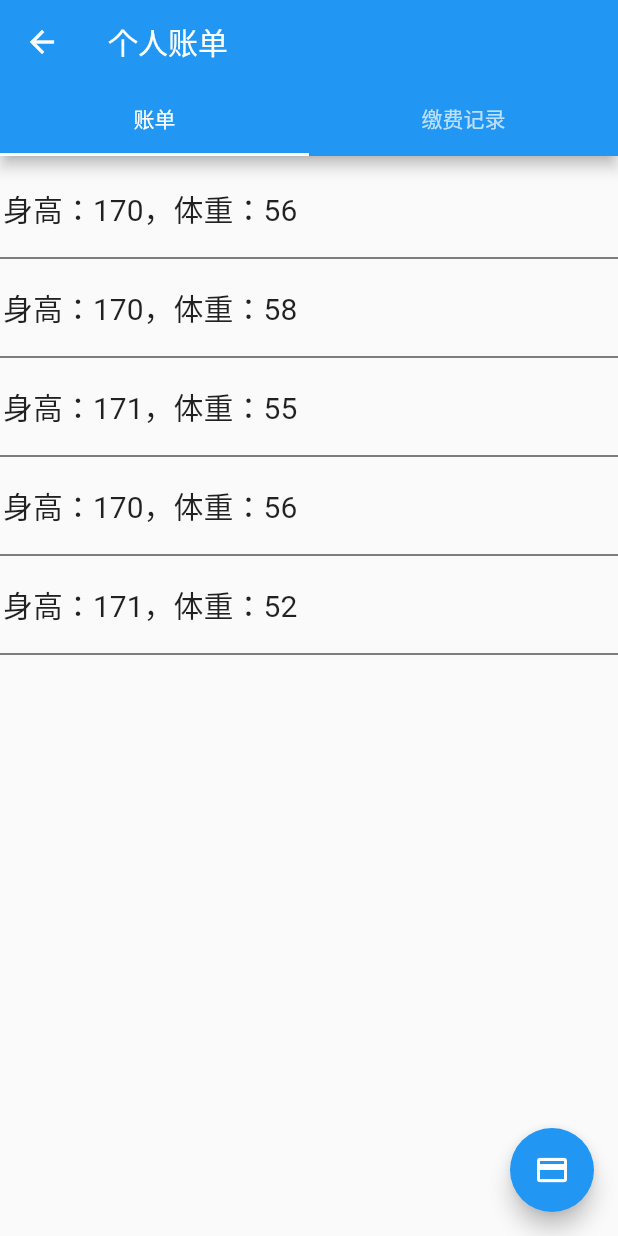
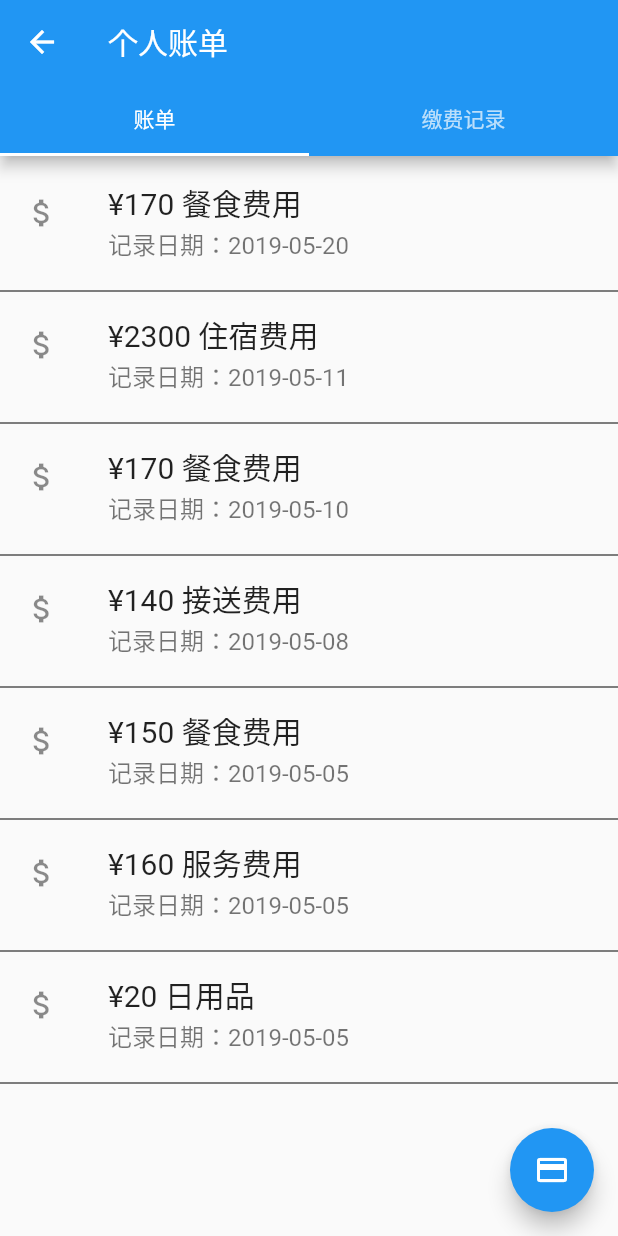
Before and after one commit to puiiyuen/ltc_assistant_mobile, a Flutter app: the Bill screen opened directly, on a phone screen of 412 x 824 dp. Run offline on Flutter 3.47's test engine with Material 2 defaults, Android fonts, the phone set to English and light mode, and no system bars; our stand-ins replace cookie_jar, dio, flutter_spinkit, geolocator, shared_preferences, webview_flutter; missing offline and left inert: common_utils; accounts and stored records are empty.

Commit message:
Final version 2019-05-26-1358

```diff
--- a/lib/bill/bill.dart
+++ b/lib/bill/bill.dart
@@ -13,14 +13,15 @@ class _BillState extends State<Bill>{
 
   BillService billService = new BillService();
 
-  GestureDetector buildRecord(record){
+  GestureDetector buildRecord(record,dateTime){
     return GestureDetector(
-      child: Padding(
-        padding: EdgeInsets.fromLTRB(2.0, 10.0, 2.0, 10.0),
-        child: Text(
+      child: ListTile(
+        leading: Icon(Icons.attach_money),
+        title: Text(
           record,
           style: TextStyle(fontSize: 20.0),
         ),
+        subtitle: Text(dateTime,style: TextStyle(fontSize: 16),),
       ),
     );
   }
@@ -54,15 +55,19 @@ class _BillState extends State<Bill>{
             new ListView(
               children: <Widget>[
                 SizedBox(height: 10,),
-                buildRecord('身高：170，体重：56'),
+                buildRecord('¥170 餐食费用','记录日期：2019-05-20'),
                 new Divider(color: Colors.black),
-                buildRecord('身高：170，体重：58'),
+                buildRecord('¥2300 住宿费用','记录日期：2019-05-11'),
                 new Divider(color: Colors.black),
-                buildRecord('身高：171，体重：55'),
+                buildRecord('¥170 餐食费用','记录日期：2019-05-10'),
                 new Divider(color: Colors.black),
-                buildRecord('身高：170，体重：56'),
+                buildRecord('¥140 接送费用','记录日期：2019-05-08'),
                 new Divider(color: Colors.black),
-                buildRecord('身高：171，体重：52'),
+                buildRecord('¥150 餐食费用','记录日期：2019-05-05'),
+                new Divider(color: Colors.black),
+                buildRecord('¥160 服务费用','记录日期：2019-05-05'),
+                new Divider(color: Colors.black),
+                buildRecord('¥20 日用品','记录日期：2019-05-05'),
                 new Divider(color: Colors.black),
 
               ],
@@ -70,15 +75,15 @@ class _BillState extends State<Bill>{
             new ListView(
               children: <Widget>[
                 SizedBox(height: 10,),
-                buildRecord('身高：170，体重：56'),
+                buildRecord('缴费¥150','缴费日期：2019-05-05'),
                 new Divider(color: Colors.black),
-                buildRecord('身高：170，体重：58'),
+                buildRecord('缴费¥100','缴费日期：2019-05-15'),
                 new Divider(color: Colors.black),
-                buildRecord('身高：171，体重：55'),
+                buildRecord('缴费¥1550','缴费日期：2019-05-16'),
                 new Divider(color: Colors.black),
-                buildRecord('身高：170，体重：56'),
+                buildRecord('缴费¥130','缴费日期：2019-05-18'),
                 new Divider(color: Colors.black),
-                buildRecord('身高：171，体重：52'),
+                buildRecord('缴费¥130','缴费日期：2019-05-15'),
                 new Divider(color: Colors.black),
 
               ],
--- a/lib/health_report/health_report.dart
+++ b/lib/health_report/health_report.dart
@@ -15,18 +15,18 @@ class _HealthReportState extends State<HealthReport> {
       children: <Widget>[
         buildTitle('最新报告'),
         latestRecord(),
-        buildRecord('健康建议：少吃辛辣食物'),
+        buildRecord('健康建议：少吃辛辣食物',''),
         buildTitle('历史记录'),
         new Divider(color: Colors.black),
-        buildRecord('身高：170，体重：56'),
+        buildRecord('身高：170cm，体重：56kg...','记录日期：2019-05-15'),
         new Divider(color: Colors.black),
-        buildRecord('身高：170，体重：58'),
+        buildRecord('身高：170cm，体重：58kg...','记录日期：2019-05-05'),
         new Divider(color: Colors.black),
-        buildRecord('身高：171，体重：55'),
+        buildRecord('身高：171cm，体重：55kg...','记录日期：2019-05-03'),
         new Divider(color: Colors.black),
-        buildRecord('身高：170，体重：56'),
+        buildRecord('身高：170cm，体重：56kg...','记录日期：2019-05-01'),
         new Divider(color: Colors.black),
-        buildRecord('身高：171，体重：52'),
+        buildRecord('身高：171cm，体重：52kg...','记录日期：2019-04-14'),
 
       ],
     );
@@ -34,24 +34,25 @@ class _HealthReportState extends State<HealthReport> {
 
   }
 
-  GestureDetector buildRecord(record){
+  GestureDetector buildRecord(record,dateTime){
     return GestureDetector(
-      child: Padding(
-        padding: EdgeInsets.fromLTRB(2.0, 10.0, 2.0, 10.0),
-        child: Text(
+      child: ListTile(
+        title: Text(
           record,
           style: TextStyle(fontSize: 20.0),
         ),
+        subtitle: Text(dateTime,style: TextStyle(fontSize: 16),),
       ),
       onTap: (){
-        HealthRecord healthRecord = new HealthRecord('report12341', 170, 65, 72, 120, 75, 5, 5.2, 3.4, '无', '2019-05-21');
+        HealthRecord healthRecord = new HealthRecord('report12341', 170, 56, 72, 120, 75, 5, 5.2, 3.4, '无', '2019-05-21');
         Navigator.push(context,
-          new MaterialPageRoute(
-              builder: (context) => new HealthDetail(1,healthRecord))
+            new MaterialPageRoute(
+                builder: (context) => new HealthDetail(1,healthRecord))
         );
       },
     );
   }
+
 
   Padding buildTitle(title) {
     return Padding(
--- a/lib/index.dart
+++ b/lib/index.dart
@@ -661,7 +661,7 @@ class _IndexState extends State<Index> {
                 });
                 if (!locationStart){
                   locationStart = true;
-//                  mapLocation.locationReport();
+                  mapLocation.locationReport();
                 }
               },
             )
```
Also changed, not shown: lib/memo/memo.dart (+14 -0 lines), lib/profile/profile.dart (+36 -2 lines), lib/suggestion/suggestion.dart (+22 -1 lines).
